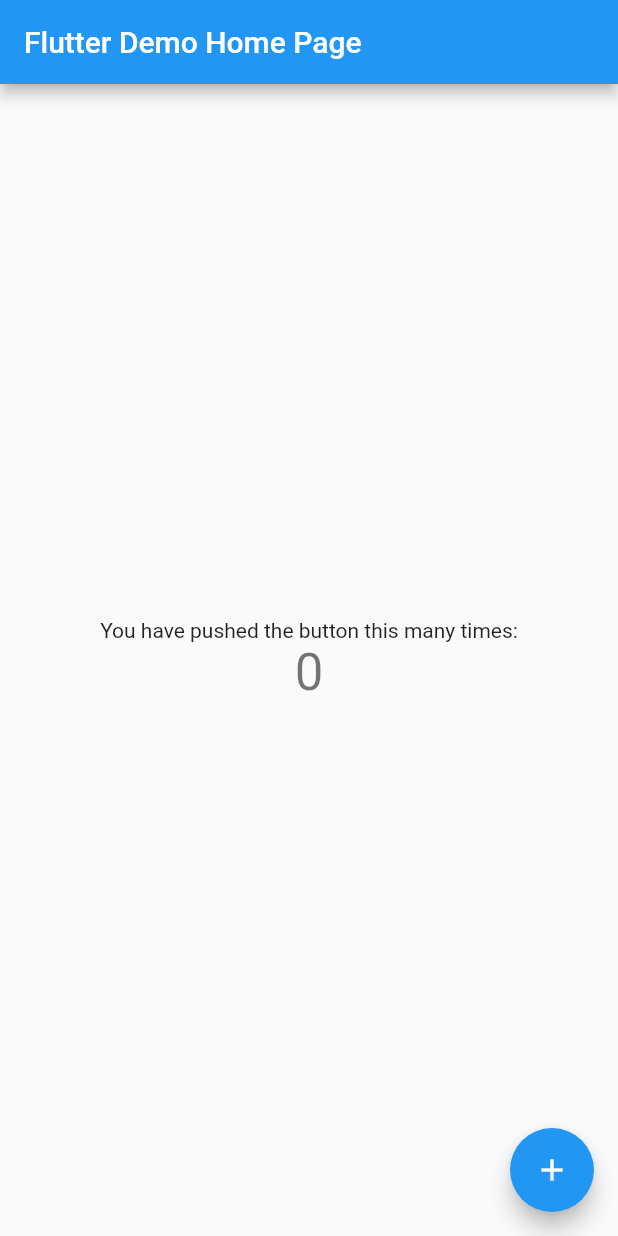
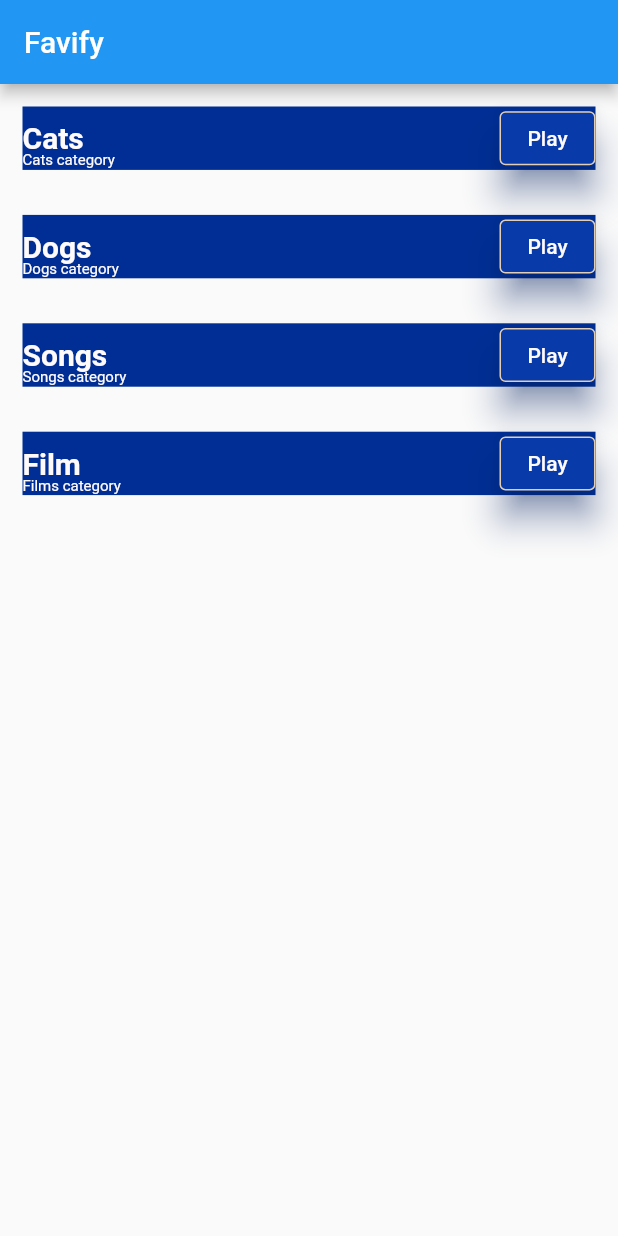
Before and after one commit to justcier/favify, a Flutter app: the screen it shows after launch, on a phone screen of 412 x 824 dp. Run offline on Flutter 3.47's test engine with Material 2 defaults, Android fonts, the phone set to English and light mode, and no system bars.

Commit message:
Added category models data and category widget.

```diff
--- /dev/null
+++ b/lib/features/home/domain/models/category.dart
@@ -0,0 +1,7 @@
+class Category {
+  final String id;
+  final String title;
+  final String description;
+
+  Category({required this.id, required this.title, required this.description});
+}
--- a/lib/features/home/presentation/pages/home_page.dart
+++ b/lib/features/home/presentation/pages/home_page.dart
@@ -0,0 +1,42 @@
+import 'package:favify/features/home/presentation/widgets/category_item.dart';
+import 'package:flutter/material.dart';
+
+import '../../domain/models/category.dart';
+
+class HomePage extends StatefulWidget {
+  const HomePage({Key? key}) : super(key: key);
+
+  @override
+  State<HomePage> createState() => _HomePageState();
+}
+
+class _HomePageState extends State<HomePage> {
+  // dummy data for testing purpose -> to delete when connection to firebase will be made
+  final List<Category> loadedCategories = [
+    Category(id: 'c1', title: 'Cats', description: 'Cats category'),
+    Category(id: 'c2', title: 'Dogs', description: 'Dogs category'),
+    Category(id: 'c3', title: 'Songs', description: 'Songs category'),
+    Category(id: 'c4', title: 'Film', description: 'Films category'),
+  ];
+
+  @override
+  Widget build(BuildContext context) {
+    return Scaffold(
+      appBar: AppBar(title: const Text('Favify')),
+      body: GridView.builder(
+        padding: const EdgeInsets.all(10.0),
+        itemCount: loadedCategories.length,
+        itemBuilder: (ctx, i) => CategoryItem(
+          id: loadedCategories[i].id,
+          title: loadedCategories[i].title,
+          description: loadedCategories[i].description,
+        ),
+        gridDelegate: const SliverGridDelegateWithFixedCrossAxisCount(
+          crossAxisCount: 1,
+          childAspectRatio: 15 / 2,
+          mainAxisSpacing: 20,
+        ),
+      ),
+    );
+  }
+}
--- /dev/null
+++ b/lib/features/home/presentation/widgets/category_item.dart
@@ -0,0 +1,52 @@
+import 'package:favify/style/color_tokens.dart';
+import 'package:flutter/material.dart';
+
+class CategoryItem extends StatelessWidget {
+  final String id;
+  final String title;
+  final String description;
+
+  const CategoryItem(
+      {required this.id,
+      required this.title,
+      required this.description,
+      Key? key})
+      : super(key: key);
+
+  @override
+  Widget build(BuildContext context) {
+    return Container(
+      margin: const EdgeInsets.all(5.0),
+      color: ColorTokens.primaryColor,
+      child: GridTile(
+        footer: Text(
+          description,
+          style:
+              const TextStyle(color: ColorTokens.mainFontColor, fontSize: 10),
+        ),
+        child: Row(
+          mainAxisAlignment: MainAxisAlignment.spaceBetween,
+          children: [
+            Text(
+              title,
+              style: const TextStyle(
+                  color: ColorTokens.mainFontColor,
+                  fontSize: 20,
+                  fontWeight: FontWeight.bold),
+            ),
+            TextButton(
+              style: TextButton.styleFrom(
+                  foregroundColor: ColorTokens.mainFontColor,
+                  backgroundColor: ColorTokens.secondaryColor,
+                  shadowColor: ColorTokens.secondaryColor,
+                  elevation: 10,
+                  side: BorderSide(color: ColorTokens.darkBackgroundColor)),
+              onPressed: () {},
+              child: const Text('Play'),
+            ),
+          ],
+        ),
+      ),
+    );
+  }
+}
--- a/lib/main.dart
+++ b/lib/main.dart
@@ -1,3 +1,4 @@
+import 'package:favify/features/home/presentation/pages/home_page.dart';
 import 'package:flutter/material.dart';
 
 void main() {
@@ -14,54 +15,7 @@ class MyApp extends StatelessWidget {
       theme: ThemeData(
         primarySwatch: Colors.blue,
       ),
-      home: const MyHomePage(title: 'Flutter Demo Home Page'),
+      home: HomePage(),
     );
   }
 }
-
-class MyHomePage extends StatefulWidget {
-  const MyHomePage({super.key, required this.title});
-
-  final String title;
-
-  @override
-  State<MyHomePage> createState() => _MyHomePageState();
-}
-
-class _MyHomePageState extends State<MyHomePage> {
-  int _counter = 0;
-
-  void _incrementCounter() {
-    setState(() {
-      _counter++;
-    });
-  }
-
-  @override
-  Widget build(BuildContext context) {
-    return Scaffold(
-      appBar: AppBar(
-        title: Text(widget.title),
-      ),
-      body: Center(
-        child: Column(
-          mainAxisAlignment: MainAxisAlignment.center,
-          children: <Widget>[
-            const Text(
-              'You have pushed the button this many times:',
-            ),
-            Text(
-              '$_counter',
-              style: Theme.of(context).textTheme.headline4,
-            ),
-          ],
-        ),
-      ),
-      floatingActionButton: FloatingActionButton(
-        onPressed: _incrementCounter,
-        tooltip: 'Increment',
-        child: const Icon(Icons.add),
-      ), // This trailing comma makes auto-formatting nicer for build methods.
-    );
-  }
-}
--- a/lib/style/color_tokens.dart
+++ b/lib/style/color_tokens.dart
@@ -5,4 +5,5 @@ class ColorTokens {
   static const Color secondaryColor = Color(0xFF083AA9);
   static const Color backgroundColor = Color(0xFFFFE7CC);
   static const Color darkBackgroundColor = Color(0xFFE1CEB5);
+  static const Color mainFontColor = Color(0xFFFFFAFA);
 }
```
